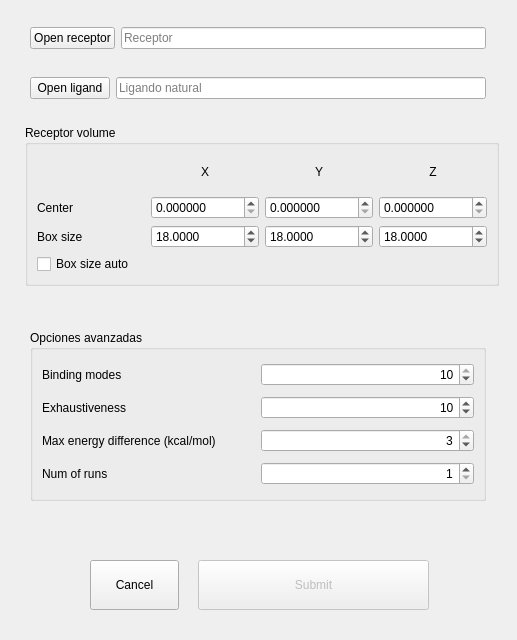
Old version of the form Views/uiVina.ui in the repository samuelvp360/SVP360CalculationController.
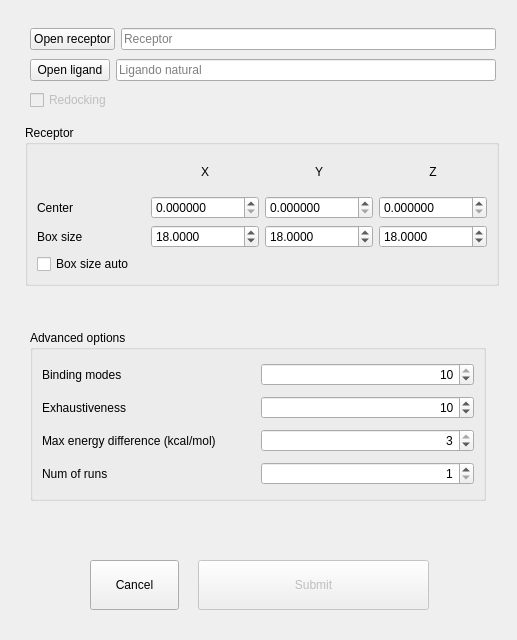
New version of the form.

```diff
--- a/Views/uiVina.ui
+++ b/Views/uiVina.ui
@@ -23,7 +23,7 @@
     </rect>
    </property>
    <property name="title">
-    <string>Receptor volume</string>
+    <string>Receptor</string>
    </property>
    <layout class="QVBoxLayout" name="verticalLayout">
     <item>
@@ -183,7 +183,7 @@
     </rect>
    </property>
    <property name="title">
-    <string>Opciones avanzadas</string>
+    <string>Advanced options</string>
    </property>
    <layout class="QHBoxLayout" name="horizontalLayout_2">
     <item>
@@ -333,10 +333,12 @@
     <rect>
      <x>30</x>
      <y>25</y>
-     <width>456</width>
-     <height>27</height>
+     <width>466</width>
+     <height>91</height>
     </rect>
    </property>
+   <layout class="QGridLayout" name="gridLayout_3">
+    <item row="0" column="0">
    <layout class="QHBoxLayout" name="horizontalLayout">
     <item>
      <widget class="QPushButton" name="uiOpenReceptorButton">
@@ -353,16 +355,8 @@
      </widget>
     </item>
    </layout>
-  </widget>
-  <widget class="QWidget" name="layoutWidget_2">
-   <property name="geometry">
-    <rect>
-     <x>30</x>
-     <y>75</y>
-     <width>456</width>
-     <height>27</height>
-    </rect>
-   </property>
+    </item>
+    <item row="1" column="0">
    <layout class="QHBoxLayout" name="horizontalLayout_3">
     <item>
      <widget class="QPushButton" name="uiOpenNatLigButton">
@@ -379,6 +373,18 @@
      </widget>
     </item>
    </layout>
+    </item>
+    <item row="2" column="0">
+     <widget class="QCheckBox" name="uiRedockingCheck">
+      <property name="enabled">
+       <bool>false</bool>
+      </property>
+      <property name="text">
+       <string>Redocking</string>
+      </property>
+     </widget>
+    </item>
+   </layout>
   </widget>
  </widget>
  <tabstops>
```
Left out of the diff: 17 changed lines with no effect on the pictures. Lines whose indentation alone changed are shown as unchanged.
